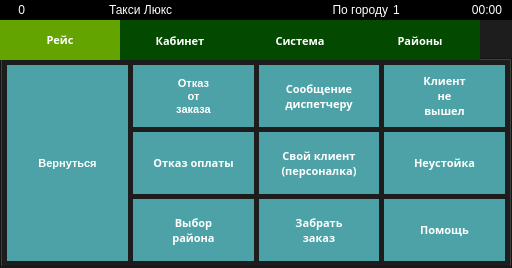
Before: the Qt Designer form indigotaxi.ui in koolkhel/wince-taximeter, drawn with Qt 5.
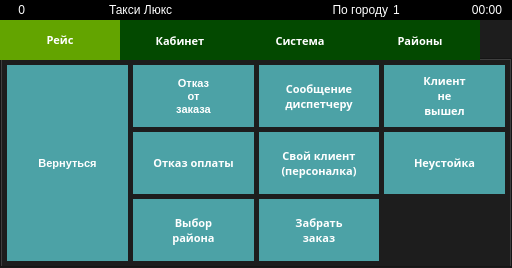
After: the same form once the commit is applied. The open tabs and pages were chosen to show the change. Icons and pictures are not drawn.

Commit message: кнопка ПОМОЩЬ на позывном

```diff
--- a/indigotaxi.ui
+++ b/indigotaxi.ui
@@ -1655,19 +1655,6 @@
                  </property>
                 </widget>
                </item>
-               <item row="2" column="3">
-                <widget class="QPushButton" name="pushButton_14">
-                 <property name="sizePolicy">
-                  <sizepolicy hsizetype="Preferred" vsizetype="Expanding">
-                   <horstretch>0</horstretch>
-                   <verstretch>0</verstretch>
-                  </sizepolicy>
-                 </property>
-                 <property name="text">
-                  <string>Помощь</string>
-                 </property>
-                </widget>
-               </item>
                <item row="0" column="1">
                 <widget class="QPushButton" name="refuseButton">
                  <property name="sizePolicy">
```
Left out of the diff: 36 changed lines with no effect on the pictures. The commit also changes 2 other files.
